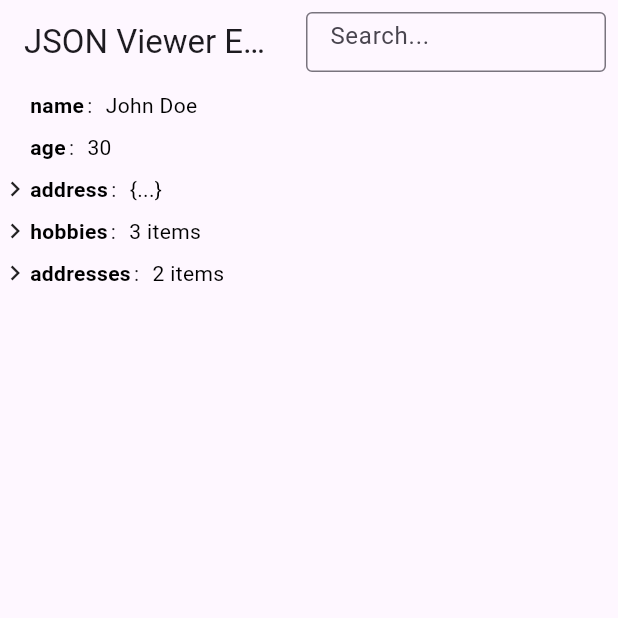
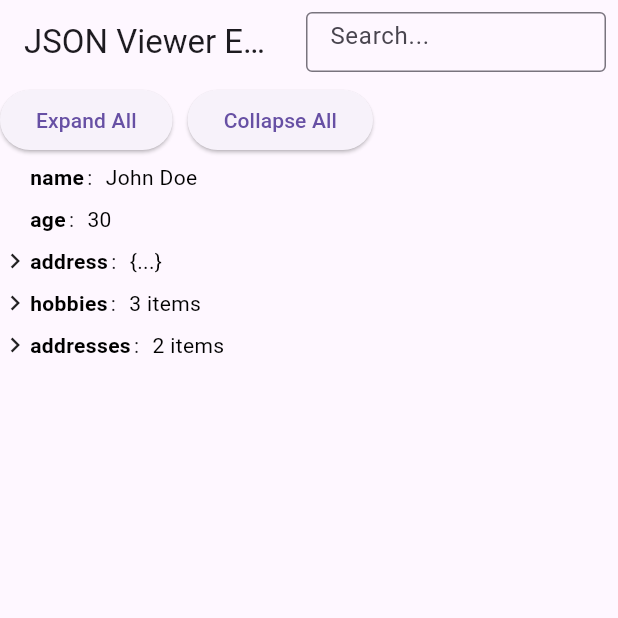
Before and after one commit to tranthequang/easy_json_viewer, a Flutter app: the screen it shows after launch, on a phone screen of 412 x 824 dp, the top half of it. Run offline on Flutter 3.47's test engine with Material 3 defaults, Android fonts, the phone set to English and light mode, and no system bars.

Commit message:
support copy value

```diff
--- a/example/lib/json_viewer_example.dart
+++ b/example/lib/json_viewer_example.dart
@@ -9,7 +9,8 @@ class JsonTreeExample extends StatefulWidget {
 }
 
 class _JsonTreeExampleState extends State<JsonTreeExample> {
-  TextEditingController _searchController = TextEditingController();
+  final TextEditingController _searchController = TextEditingController();
+  final controller = JsonViewerController();
   String _searchKey = '';
   final Map<String, dynamic> sampleJson = {
     "name": "John Doe",
@@ -26,6 +27,9 @@ class _JsonTreeExampleState extends State<JsonTreeExample> {
   void _updateSearchKey(String searchKey) {
     setState(() {
       _searchKey = searchKey;
+      if (_searchKey.isNotEmpty) {
+        controller.expandAll();
+      }
     });
   }
 
@@ -51,9 +55,33 @@ class _JsonTreeExampleState extends State<JsonTreeExample> {
           ),
         ],
       ),
-      body: JsonTreeViewer(
-        json: sampleJson, // Your JSON data (String or Map)
-        searchKey: _searchKey, // Key to search for
+      body: Column(
+        children: [
+          Row(
+            spacing: 10,
+            children: [
+              ElevatedButton(
+                onPressed: () {
+                  controller.expandAll();
+                },
+                child: const Text('Expand All'),
+              ),
+              ElevatedButton(
+                onPressed: () {
+                  controller.collapseAll();
+                },
+                child: const Text('Collapse All'),
+              ),
+            ],
+          ),
+          Expanded(
+            child: JsonTreeViewer(
+              json: sampleJson, // Your JSON data (String or Map)
+              searchKey: _searchKey, // Key to search for
+              controller: controller,
+            ),
+          ),
+        ],
       ),
     );
   }
--- a/example/pubspec.yaml
+++ b/example/pubspec.yaml
@@ -1,5 +1,6 @@
 name: easy_json_viewer_example
 description: Example app for the json_preview package
+version: 1.0.0+1
 
 publish_to: 'none'
 
--- a/lib/easy_json_viewer.dart
+++ b/lib/easy_json_viewer.dart
@@ -1,5 +1,6 @@
-library easy_json_viewer;
+library;
 
 export 'src/json_node.dart';
 export 'src/json_tree_view.dart';
 export 'src/json_viewer.dart';
+export 'src/json_viewer_controller.dart';
--- a/lib/src/json_node.dart
+++ b/lib/src/json_node.dart
@@ -6,14 +6,18 @@ class JsonNode {
   bool isExpanded;
   final bool isExpandable;
   bool isHighlighted;
+  bool isHovered = false;
+  final dynamic rawValue;
 
   JsonNode({
     required this.key,
     required this.value,
+    required this.rawValue,
     this.children = const [],
     this.isExpanded = false,
     this.isExpandable = false,
     this.isHighlighted = false,
+    this.isHovered = false,
   });
 
   factory JsonNode.fromJson(dynamic json, {String key = ''}) {
@@ -25,6 +29,7 @@ class JsonNode {
       return JsonNode(
         key: key,
         value: '',
+        rawValue: json,
         children: children,
         isExpanded: true,
       );
@@ -38,17 +43,18 @@ class JsonNode {
       return JsonNode(
         key: key,
         value: '',
+        rawValue: json,
         children: children,
         isExpanded: true,
       );
     } else if (json is String) {
-      return JsonNode(key: key, value: json, isExpanded: false);
+      return JsonNode(key: key, value: json, rawValue: json, isExpanded: false);
     } else if (json is num) {
-      return JsonNode(key: key, value: json, isExpanded: false);
+      return JsonNode(key: key, value: json, rawValue: json, isExpanded: false);
     } else if (json is bool) {
-      return JsonNode(key: key, value: json, isExpanded: false);
+      return JsonNode(key: key, value: json, rawValue: json, isExpanded: false);
     } else {
-      return JsonNode(key: key, value: json, isExpanded: false);
+      return JsonNode(key: key, value: json, rawValue: json, isExpanded: false);
     }
   }
 }
--- a/lib/src/json_parser.dart
+++ b/lib/src/json_parser.dart
@@ -8,6 +8,7 @@ List<JsonNode> parseJson(dynamic json) {
       return JsonNode(
         key: entry.key,
         value: _getNodeValue(value),
+        rawValue: value,
         children: _parseChildren(value),
         isExpandable: _isExpandable(value),
       );
@@ -18,6 +19,7 @@ List<JsonNode> parseJson(dynamic json) {
       return JsonNode(
         key: '[${entry.key}]',
         value: _getNodeValue(value),
+        rawValue: value,
         children: _parseChildren(value),
         isExpandable: _isExpandable(value),
       );
--- a/lib/src/json_tree_view.dart
+++ b/lib/src/json_tree_view.dart
@@ -1,25 +1,31 @@
-import 'dart:developer';
+import 'dart:convert';
 
 import 'package:easy_json_viewer/easy_json_viewer.dart';
 import 'package:easy_json_viewer/src/json_parser.dart';
+import 'package:flutter/foundation.dart';
 import 'package:flutter/material.dart';
+import 'package:flutter/services.dart';
 
 class JsonTreeViewer extends StatefulWidget {
   final dynamic json; // JSON data (String or Map)
   final String searchKey; // Key to search for
+  final JsonViewerController? controller;
   final Widget Function(JsonNode, int)? customNodeBuilder;
   final JsonViewerThemeMode themeMode;
   final Color highlightColor;
   final Color valueTextColor;
+  final Color keyTextColor;
 
   const JsonTreeViewer({
     super.key,
     required this.json,
+    this.controller,
     this.searchKey = '',
     this.customNodeBuilder,
     this.themeMode = JsonViewerThemeMode.auto,
     this.highlightColor = Colors.yellow,
     this.valueTextColor = Colors.black,
+    this.keyTextColor = Colors.black,
   });
 
   @override
@@ -35,7 +41,7 @@ class _JsonTreeViewerState extends State<JsonTreeViewer> {
   void initState() {
     super.initState();
     _jsonTree = parseJson(widget.json); // Parse the input JSON
-    log(_jsonTree.toString());
+    widget.controller?.addListener(_handleController);
   }
 
   // Method to search nodes and highlight matching results
@@ -48,7 +54,8 @@ class _JsonTreeViewerState extends State<JsonTreeViewer> {
     for (var node in nodes) {
       if ((node.key.contains(searchKey) ||
               (node.value?.toString().contains(searchKey) ?? false)) &&
-          searchKey.isNotEmpty) {
+          searchKey.isNotEmpty &&
+          node.children.isEmpty) {
         node.isHighlighted = true; // Mark node as highlighted
       } else {
         node.isHighlighted = false; // Reset highlight
@@ -83,10 +90,74 @@ class _JsonTreeViewerState extends State<JsonTreeViewer> {
   // Render each node
   Widget _buildNode(JsonNode node, int level) {
     return Padding(
-      padding: EdgeInsets.only(left: level * 16.0, top: 4.0, bottom: 4.0),
+      padding: EdgeInsets.only(left: level * 5.0, top: 4.0, bottom: 4.0),
+      child: MouseRegion(
+        onEnter: (_) {
+          if (kIsWeb ||
+              [
+                TargetPlatform.macOS,
+                TargetPlatform.windows,
+                TargetPlatform.linux,
+              ].contains(defaultTargetPlatform)) {
+            setState(() => node.isHovered = true);
+          }
+        },
+        onExit: (_) {
+          if (kIsWeb ||
+              [
+                TargetPlatform.macOS,
+                TargetPlatform.windows,
+                TargetPlatform.linux,
+              ].contains(defaultTargetPlatform)) {
+            setState(() => node.isHovered = false);
+          }
+        },
+        child: GestureDetector(
+          onTap: () {
+            // Mobile: Tap to copy key + value
+            if ([
+              TargetPlatform.android,
+              TargetPlatform.iOS,
+            ].contains(defaultTargetPlatform)) {
+              final isComplexType =
+                  node.rawValue is Map || node.rawValue is List;
+              final copiedContent =
+                  isComplexType
+                      ? const JsonEncoder.withIndent(
+                        '  ',
+                      ).convert(node.rawValue)
+                      : '${node.key}: ${node.value}';
+              Clipboard.setData(ClipboardData(text: copiedContent));
+              ScaffoldMessenger.of(context).showSnackBar(
+                SnackBar(
+                  content: Text(
+                    'Copied: ${copiedContent.length > 100 ? '${copiedContent.substring(0, 100)}...' : copiedContent}',
+                  ),
+                ),
+              );
+            }
+          },
           child: Column(
             children: [
-          Row(
+              _buildRowForNode(node),
+              if (node.isExpanded &&
+                  node.isExpandable &&
+                  node.children.isNotEmpty)
+                Column(
+                  children:
+                      node.children.map((child) {
+                        return _buildNode(child, level + 1);
+                      }).toList(),
+                ),
+            ],
+          ),
+        ),
+      ),
+    );
+  }
+
+  Widget _buildRowForNode(JsonNode node) {
+    return Row(
       crossAxisAlignment: CrossAxisAlignment.start,
       children: [
         // Expand/Collapse Icon
@@ -110,8 +181,7 @@ class _JsonTreeViewerState extends State<JsonTreeViewer> {
           node.key,
           style: TextStyle(
             fontWeight: FontWeight.bold,
-                  color:
-                      node.isHighlighted ? widget.highlightColor : Colors.black,
+            color: widget.keyTextColor,
           ),
         ),
 
@@ -122,31 +192,54 @@ class _JsonTreeViewerState extends State<JsonTreeViewer> {
 
         const SizedBox(width: 5),
 
-              // Value (Flexible to avoid overflow)
-              Expanded(
-                child: Text(
+        // Value + Copy button (if hover)
+        Stack(
+          children: [
+            Text(
               '${node.value}',
-                  overflow: TextOverflow.ellipsis,
+              overflow: TextOverflow.visible,
+              maxLines: null,
               style: TextStyle(
                 color:
                     node.isHighlighted
                         ? widget.highlightColor
                         : widget.valueTextColor,
               ),
-                  maxLines: 10,
+            ),
+            if ((kIsWeb ||
+                    [
+                      TargetPlatform.macOS,
+                      TargetPlatform.windows,
+                      TargetPlatform.linux,
+                    ].contains(defaultTargetPlatform)) &&
+                node.isHovered)
+              Positioned(
+                right: 0,
+                child: IconButton(
+                  icon: Icon(Icons.copy, size: 16),
+                  onPressed: () {
+                    final isComplexType =
+                        node.rawValue is Map || node.rawValue is List;
+                    final copiedContent =
+                        isComplexType
+                            ? const JsonEncoder.withIndent(
+                              '  ',
+                            ).convert(node.rawValue)
+                            : '${node.key}: ${node.value}';
+                    Clipboard.setData(ClipboardData(text: copiedContent));
+                    ScaffoldMessenger.of(context).showSnackBar(
+                      SnackBar(
+                        content: Text(
+                          'Copied: ${copiedContent.length > 100 ? '${copiedContent.substring(0, 100)}...' : copiedContent}',
+                        ),
+                      ),
+                    );
+                  },
                 ),
               ),
           ],
         ),
-          if (node.isExpanded && node.isExpandable && node.children.isNotEmpty)
-            Column(
-              children:
-                  node.children.map((child) {
-                    return _buildNode(child, level + 1);
-                  }).toList(),
-            ),
       ],
-      ),
     );
   }
 
@@ -158,22 +251,66 @@ class _JsonTreeViewerState extends State<JsonTreeViewer> {
         widget.searchKey,
       ); // Perform search if searchKey changes
     }
+    if (oldWidget.controller != widget.controller) {
+      oldWidget.controller?.removeListener(_handleController);
+      widget.controller?.addListener(_handleController);
+    }
+  }
+
+  @override
+  void dispose() {
+    widget.controller?.removeListener(_handleController);
+    super.dispose();
+  }
+
+  void _handleController() {
+    if (widget.controller == null) return;
+
+    if (widget.controller!.expandAllRequested) {
+      _setExpandCollapseAll(true);
+      widget.controller!.reset();
+    } else if (widget.controller!.collapseAllRequested) {
+      _setExpandCollapseAll(false);
+      widget.controller!.reset();
+    }
+  }
+
+  void _setExpandCollapseAll(bool expand) {
+    setState(() {
+      _toggleExpandAll(_jsonTree, expand);
+    });
+  }
+
+  void _toggleExpandAll(List<JsonNode> nodes, bool expand) {
+    for (var node in nodes) {
+      if (node.isExpandable) {
+        node.isExpanded = expand;
+        _toggleExpandAll(node.children, expand);
+      }
+    }
   }
 
   @override
   Widget build(BuildContext context) {
-    // return Column(
-    //   crossAxisAlignment: CrossAxisAlignment.start,
-    //   children: _jsonTree.map((node) => _buildNode(node, 0)).toList(),
-    // );
-
-    return ListView.builder(
-      controller: _scrollController, // Assign ScrollController to ListView
-      itemCount: _jsonTree.length,
-      itemBuilder: (context, index) {
-        final node = _jsonTree[index];
-        return _buildNode(node, 0);
-      },
+    return Scrollbar(
+      child: SingleChildScrollView(
+        scrollDirection: Axis.horizontal,
+        child: IntrinsicWidth(
+          child: SingleChildScrollView(
+            scrollDirection: Axis.vertical,
+            controller: _scrollController,
+            child: ConstrainedBox(
+              constraints: BoxConstraints(
+                minWidth: MediaQuery.of(context).size.width,
+              ),
+              child: Column(
+                crossAxisAlignment: CrossAxisAlignment.start,
+                children: _jsonTree.map((node) => _buildNode(node, 0)).toList(),
+              ),
+            ),
+          ),
+        ),
+      ),
     );
   }
 }
--- a/lib/src/json_viewer.dart
+++ b/lib/src/json_viewer.dart
@@ -1,3 +1,4 @@
+import 'package:easy_json_viewer/src/json_viewer_controller.dart';
 import 'package:flutter/material.dart';
 import 'json_node.dart';
 import 'json_tree_view.dart';
@@ -6,7 +7,7 @@ enum JsonViewerThemeMode { light, dark, auto }
 
 class JsonViewer extends StatelessWidget {
   final dynamic json;
-  final bool enableSearch;
+  final JsonViewerController? controller;
   final Widget Function(JsonNode, int)? customNodeBuilder;
   final JsonViewerThemeMode themeMode;
   final Color highlightColor;
@@ -14,7 +15,7 @@ class JsonViewer extends StatelessWidget {
   const JsonViewer({
     super.key,
     required this.json,
-    this.enableSearch = false,
+    this.controller,
     this.customNodeBuilder,
     this.themeMode = JsonViewerThemeMode.auto,
     this.highlightColor = Colors.yellow,
--- /dev/null
+++ b/lib/src/json_viewer_controller.dart
@@ -0,0 +1,28 @@
+import 'package:flutter/foundation.dart';
+
+class JsonViewerController extends ChangeNotifier {
+  bool _expandAll = false;
+  bool _collapseAll = false;
+
+  /// Request to expand all nodes
+  void expandAll() {
+    _expandAll = true;
+    _collapseAll = false;
+    notifyListeners();
+  }
+
+  /// Request to collapse all nodes
+  void collapseAll() {
+    _expandAll = false;
+    _collapseAll = true;
+    notifyListeners();
+  }
+
+  bool get expandAllRequested => _expandAll;
+  bool get collapseAllRequested => _collapseAll;
+
+  void reset() {
+    _expandAll = false;
+    _collapseAll = false;
+  }
+}
--- a/pubspec.yaml
+++ b/pubspec.yaml
@@ -1,6 +1,6 @@
 name: easy_json_viewer
 description: A lightweight and easy-to-use Flutter package for displaying and exploring JSON data visually with expand/collapse, search, and custom themes.
-version: 1.0.0
+version: 1.0.1
 homepage: https://github.com/tranthequang/easy_json_viewer
 repository: https://github.com/tranthequang/easy_json_viewer
 license: MIT
```
Also changed, not shown: 1 other file. Lines whose indentation alone changed are shown as unchanged.
